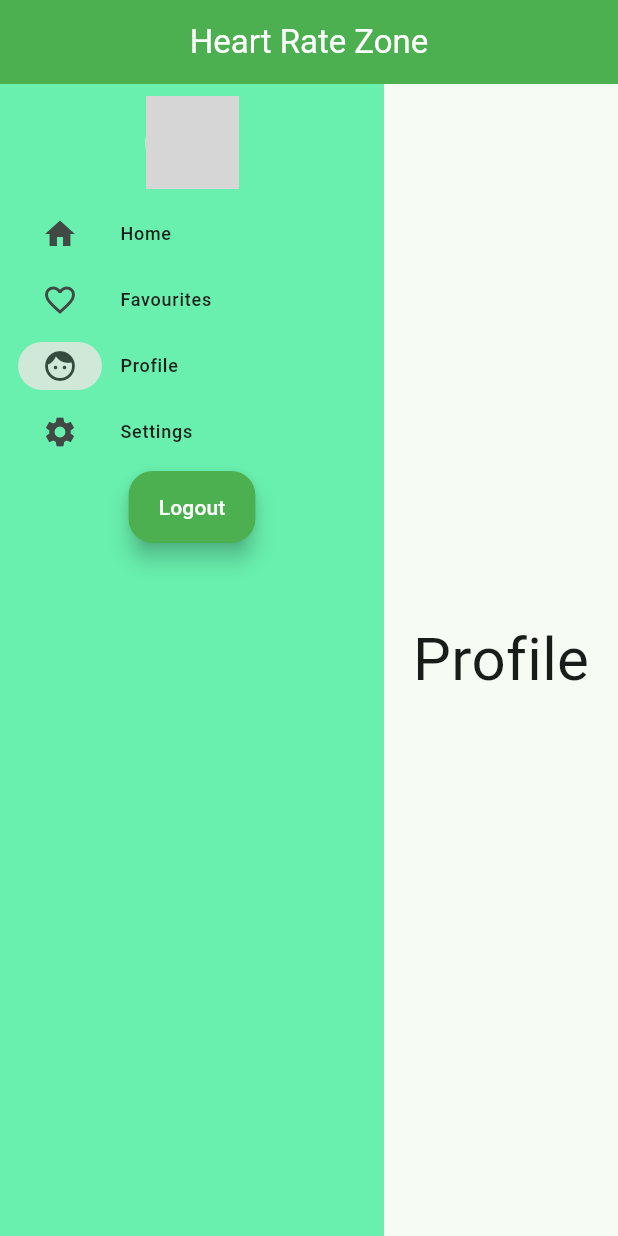
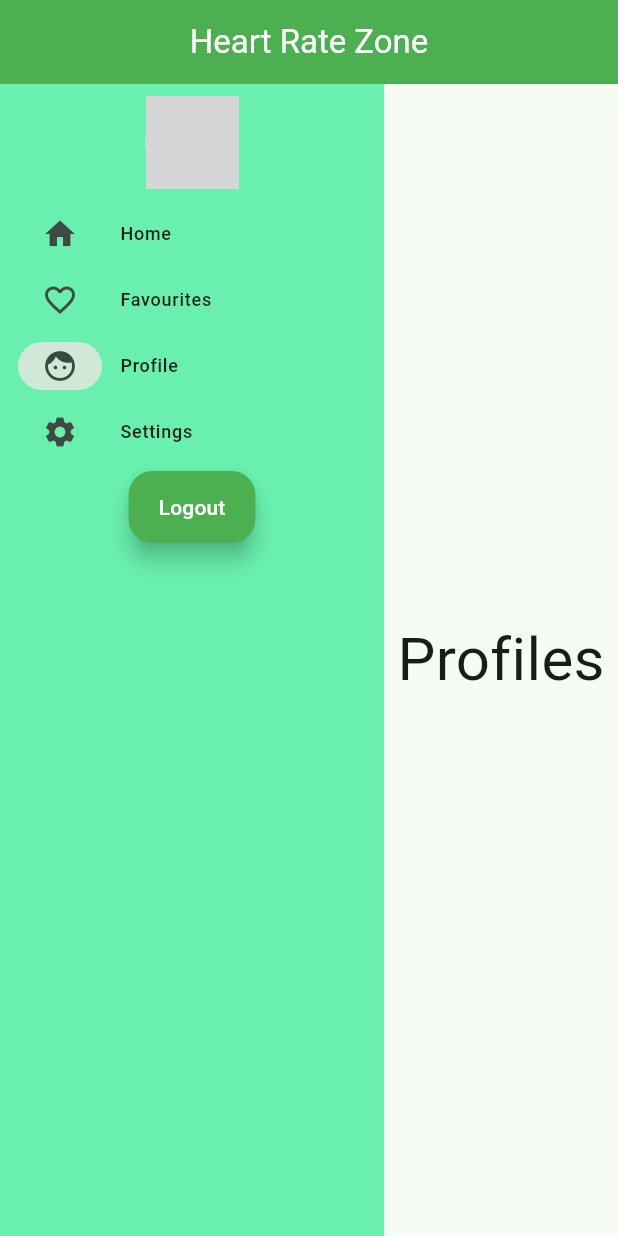
Before and after one commit to martynsdk/heart_rate_zone, a Flutter app: the screen it shows after launch, after a tap on "Favourites", after a tap on "Profile", on a phone screen of 412 x 824 dp. Run offline on Flutter 3.47's test engine with Material 2 defaults, Android fonts, the phone set to English and light mode, and no system bars; our stand-ins replace localization; network calls fail; grey boxes are pictures that could not be loaded.

Commit message:
Checkpoint for lunch

```diff
--- a/lib/i18n/en_US.json
+++ b/lib/i18n/en_US.json
@@ -1,3 +1,4 @@
 {
-  "title": "Heart Rate Zone"
+  "title": "Heart Rate Zone",
+  "profiles": "Profiles"
 }
--- a/lib/i18n/pt_BR.json
+++ b/lib/i18n/pt_BR.json
@@ -1,3 +1,4 @@
 {
-  "title": "Zona Alvo de Treinamento"
+  "title": "Zona Alvo de Treinamento",
+  "profiles": "Perfis"
 }
--- a/lib/page/profile_page.dart
+++ b/lib/page/profile_page.dart
@@ -7,7 +7,7 @@ class ProfilePage extends StatelessWidget {
   Widget build(BuildContext context) => const Scaffold(
     body: Center(
       child: Text(
-        'Profile',
+        "Profiles",
         style: TextStyle(fontSize: 40),
       ),
     ),
```
